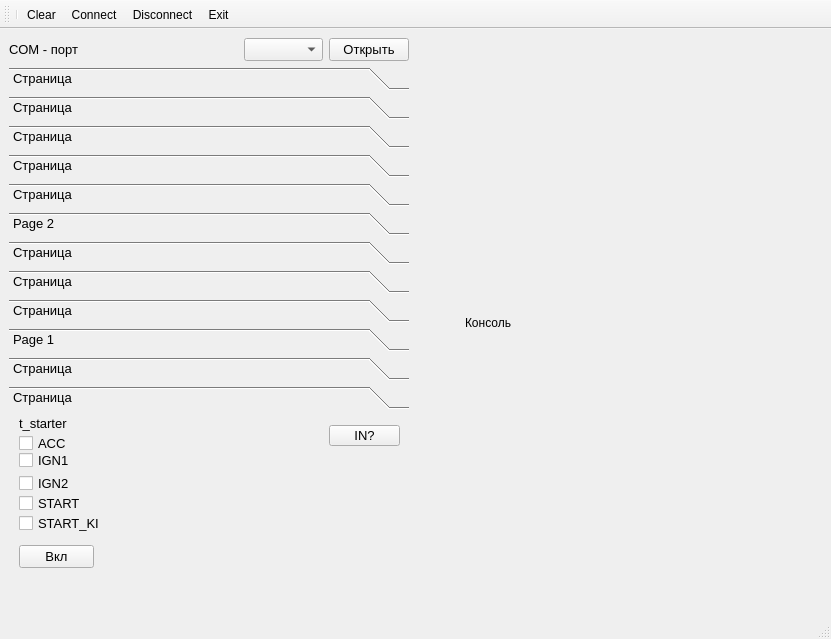
Neitron-byte/Repair, file mainwindow.ui: the form before one commit.
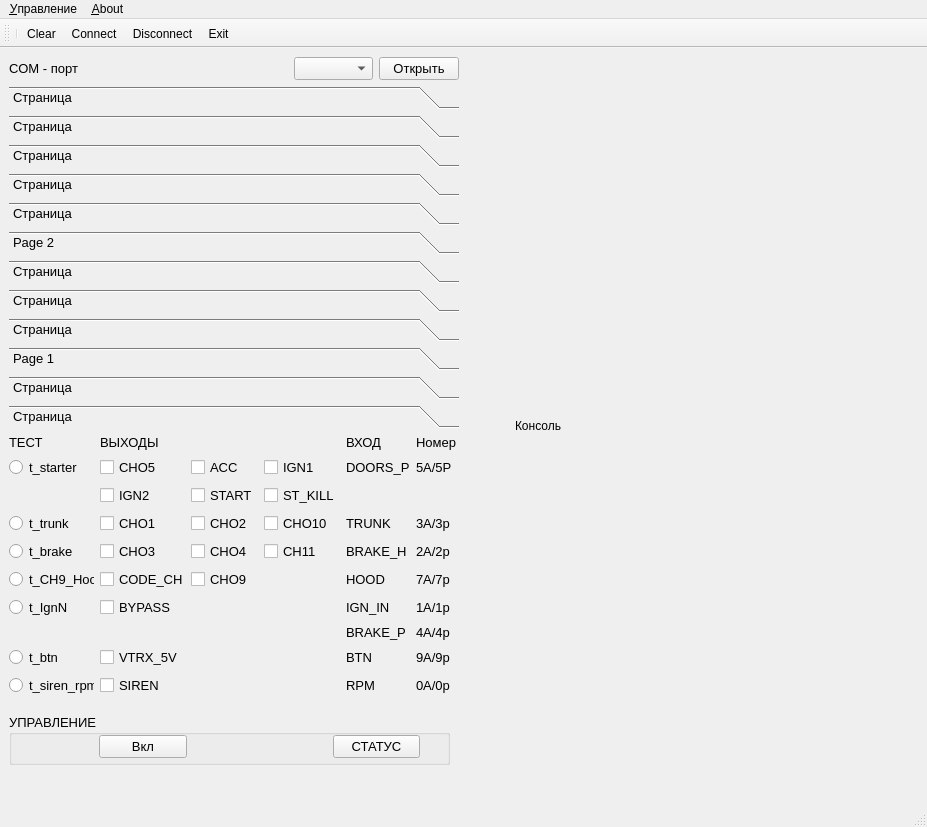
The form after the commit. The open tabs and pages were chosen to show the change. Icons and pictures are not drawn.

What changed in the file:
```diff
--- a/mainwindow.ui
+++ b/mainwindow.ui
@@ -6,8 +6,8 @@
    <rect>
     <x>0</x>
     <y>0</y>
-    <width>831</width>
-    <height>639</height>
+    <width>927</width>
+    <height>827</height>
    </rect>
   </property>
   <property name="sizePolicy">
@@ -152,8 +152,8 @@
         </property>
         <property name="minimumSize">
          <size>
-          <width>400</width>
-          <height>300</height>
+          <width>450</width>
+          <height>200</height>
          </size>
         </property>
         <property name="maximumSize">
@@ -1227,116 +1227,655 @@
           <rect>
            <x>0</x>
            <y>0</y>
-           <width>400</width>
-           <height>152</height>
+           <width>450</width>
+           <height>340</height>
           </rect>
          </property>
+         <property name="sizePolicy">
+          <sizepolicy hsizetype="Preferred" vsizetype="Expanding">
+           <horstretch>0</horstretch>
+           <verstretch>0</verstretch>
+          </sizepolicy>
+         </property>
+         <property name="minimumSize">
+          <size>
+           <width>0</width>
+           <height>300</height>
+          </size>
+         </property>
          <attribute name="label">
           <string>Страница</string>
          </attribute>
-         <widget class="QLabel" name="label_28">
+         <widget class="QGroupBox" name="groupBox">
           <property name="geometry">
            <rect>
-            <x>10</x>
+            <x>0</x>
+            <y>280</y>
+            <width>441</width>
+            <height>51</height>
+           </rect>
+          </property>
+          <property name="title">
+           <string>УПРАВЛЕНИЕ</string>
+          </property>
+          <widget class="QWidget" name="">
+           <property name="geometry">
+            <rect>
+             <x>10</x>
+             <y>20</y>
+             <width>401</width>
+             <height>26</height>
+            </rect>
+           </property>
+           <layout class="QHBoxLayout" name="horizontalLayout_31">
+            <item>
+             <spacer name="horizontalSpacer_14">
+              <property name="orientation">
+               <enum>Qt::Horizontal</enum>
+              </property>
+              <property name="sizeType">
+               <enum>QSizePolicy::Preferred</enum>
+              </property>
+              <property name="sizeHint" stdset="0">
+               <size>
+                <width>80</width>
+                <height>20</height>
+               </size>
+              </property>
+             </spacer>
+            </item>
+            <item>
+             <widget class="QPushButton" name="pushButton_ON">
+              <property name="text">
+               <string>Вкл</string>
+              </property>
+             </widget>
+            </item>
+            <item>
+             <spacer name="horizontalSpacer_13">
+              <property name="orientation">
+               <enum>Qt::Horizontal</enum>
+              </property>
+              <property name="sizeType">
+               <enum>QSizePolicy::Fixed</enum>
+              </property>
+              <property name="sizeHint" stdset="0">
+               <size>
+                <width>140</width>
+                <height>20</height>
+               </size>
+              </property>
+             </spacer>
+            </item>
+            <item>
+             <widget class="QPushButton" name="pushButton_IN">
+              <property name="text">
+               <string>СТАТУС</string>
+              </property>
+             </widget>
+            </item>
+           </layout>
+          </widget>
+         </widget>
+         <widget class="QWidget" name="">
+          <property name="geometry">
+           <rect>
+            <x>0</x>
             <y>0</y>
-            <width>61</width>
-            <height>16</height>
+            <width>447</width>
+            <height>272</height>
            </rect>
           </property>
-          <property name="text">
-           <string>t_starter</string>
-          </property>
-         </widget>
-         <widget class="QPushButton" name="pushButton_IN">
-          <property name="geometry">
-           <rect>
-            <x>320</x>
-            <y>10</y>
-            <width>71</width>
-            <height>21</height>
-           </rect>
-          </property>
-          <property name="text">
-           <string>IN?</string>
-          </property>
-         </widget>
-         <widget class="QCheckBox" name="checkBox_23">
-          <property name="geometry">
-           <rect>
-            <x>10</x>
-            <y>20</y>
-            <width>70</width>
-            <height>17</height>
-           </rect>
-          </property>
-          <property name="text">
-           <string>ACC</string>
-          </property>
-         </widget>
-         <widget class="QCheckBox" name="checkBox_24">
-          <property name="geometry">
-           <rect>
-            <x>10</x>
-            <y>30</y>
-            <width>70</width>
-            <height>31</height>
-           </rect>
-          </property>
-          <property name="text">
-           <string>IGN1</string>
-          </property>
-         </widget>
-         <widget class="QCheckBox" name="checkBox_25">
-          <property name="geometry">
-           <rect>
-            <x>10</x>
-            <y>60</y>
-            <width>70</width>
-            <height>17</height>
-           </rect>
-          </property>
-          <property name="text">
-           <string>IGN2</string>
-          </property>
-         </widget>
-         <widget class="QCheckBox" name="checkBox_31">
-          <property name="geometry">
-           <rect>
-            <x>10</x>
-            <y>80</y>
-            <width>70</width>
-            <height>17</height>
-           </rect>
-          </property>
-          <property name="text">
-           <string>START</string>
-          </property>
-         </widget>
-         <widget class="QCheckBox" name="checkBox_32">
-          <property name="geometry">
-           <rect>
-            <x>10</x>
-            <y>100</y>
-            <width>81</width>
-            <height>17</height>
-           </rect>
-          </property>
-          <property name="text">
-           <string>START_KILL</string>
-          </property>
-         </widget>
-         <widget class="QPushButton" name="pushButton_ON">
-          <property name="geometry">
-           <rect>
-            <x>10</x>
-            <y>130</y>
-            <width>75</width>
-            <height>23</height>
-           </rect>
-          </property>
-          <property name="text">
-           <string>Вкл</string>
-          </property>
+          <layout class="QGridLayout" name="gridLayout_2">
+           <item row="0" column="5">
+            <widget class="QLabel" name="label_42">
+             <property name="sizePolicy">
+              <sizepolicy hsizetype="Preferred" vsizetype="Fixed">
+               <horstretch>0</horstretch>
+               <verstretch>0</verstretch>
+              </sizepolicy>
+             </property>
+             <property name="minimumSize">
+              <size>
+               <width>0</width>
+               <height>10</height>
+              </size>
+             </property>
+             <property name="text">
+              <string>Номер</string>
+             </property>
+            </widget>
+           </item>
+           <item row="8" column="4">
+            <widget class="QLabel" name="label_54">
+             <property name="sizePolicy">
+              <sizepolicy hsizetype="Preferred" vsizetype="Fixed">
+               <horstretch>0</horstretch>
+               <verstretch>0</verstretch>
+              </sizepolicy>
+             </property>
+             <property name="minimumSize">
+              <size>
+               <width>0</width>
+               <height>10</height>
+              </size>
+             </property>
+             <property name="text">
+              <string>BTN</string>
+             </property>
+            </widget>
+           </item>
+           <item row="1" column="4">
+            <widget class="QLabel" name="label_41">
+             <property name="sizePolicy">
+              <sizepolicy hsizetype="Preferred" vsizetype="Fixed">
+               <horstretch>0</horstretch>
+               <verstretch>0</verstretch>
+              </sizepolicy>
+             </property>
+             <property name="minimumSize">
+              <size>
+               <width>0</width>
+               <height>10</height>
+              </size>
+             </property>
+             <property name="text">
+              <string>DOORS_P</string>
+             </property>
+            </widget>
+           </item>
+           <item row="4" column="2">
+            <widget class="QCheckBox" name="checkBox_4">
+             <property name="text">
+              <string>CHO4</string>
+             </property>
+            </widget>
+           </item>
+           <item row="1" column="3">
+            <widget class="QCheckBox" name="checkBox_24">
+             <property name="minimumSize">
+              <size>
+               <width>0</width>
+               <height>10</height>
+              </size>
+             </property>
+             <property name="text">
+              <string>IGN1</string>
+             </property>
+            </widget>
+           </item>
+           <item row="3" column="2">
+            <widget class="QCheckBox" name="checkBox_7">
+             <property name="text">
+              <string>CHO2</string>
+             </property>
+            </widget>
+           </item>
+           <item row="9" column="0">
+            <widget class="QRadioButton" name="radioButton_t_siren_rpm">
+             <property name="text">
+              <string>t_siren_rpm</string>
+             </property>
+            </widget>
+           </item>
+           <item row="1" column="0">
+            <widget class="QRadioButton" name="radioButton_t_starter">
+             <property name="text">
+              <string>t_starter</string>
+             </property>
+            </widget>
+           </item>
+           <item row="4" column="4">
+            <widget class="QLabel" name="label_46">
+             <property name="sizePolicy">
+              <sizepolicy hsizetype="Preferred" vsizetype="Fixed">
+               <horstretch>0</horstretch>
+               <verstretch>0</verstretch>
+              </sizepolicy>
+             </property>
+             <property name="minimumSize">
+              <size>
+               <width>0</width>
+               <height>10</height>
+              </size>
+             </property>
+             <property name="text">
+              <string>BRAKE_H</string>
+             </property>
+            </widget>
+           </item>
+           <item row="5" column="0">
+            <widget class="QRadioButton" name="radioButton_t_CH9_hood">
+             <property name="text">
+              <string>t_CH9_Hood</string>
+             </property>
+            </widget>
+           </item>
+           <item row="2" column="2">
+            <widget class="QCheckBox" name="checkBox_31">
+             <property name="text">
+              <string>START</string>
+             </property>
+            </widget>
+           </item>
+           <item row="8" column="1">
+            <widget class="QCheckBox" name="checkBox_34">
+             <property name="text">
+              <string>VTRX_5V</string>
+             </property>
+            </widget>
+           </item>
+           <item row="4" column="3">
+            <widget class="QCheckBox" name="checkBox_17">
+             <property name="minimumSize">
+              <size>
+               <width>0</width>
+               <height>10</height>
+              </size>
+             </property>
+             <property name="text">
+              <string>CH11</string>
+             </property>
+            </widget>
+           </item>
+           <item row="3" column="5">
+            <widget class="QLabel" name="label_45">
+             <property name="sizePolicy">
+              <sizepolicy hsizetype="Preferred" vsizetype="Fixed">
+               <horstretch>0</horstretch>
+               <verstretch>0</verstretch>
+              </sizepolicy>
+             </property>
+             <property name="minimumSize">
+              <size>
+               <width>0</width>
+               <height>10</height>
+              </size>
+             </property>
+             <property name="text">
+              <string>3A/3p</string>
+             </property>
+            </widget>
+           </item>
+           <item row="6" column="4">
+            <widget class="QLabel" name="label_50">
+             <property name="sizePolicy">
+              <sizepolicy hsizetype="Preferred" vsizetype="Fixed">
+               <horstretch>0</horstretch>
+               <verstretch>0</verstretch>
+              </sizepolicy>
+             </property>
+             <property name="minimumSize">
+              <size>
+               <width>0</width>
+               <height>10</height>
+              </size>
+             </property>
+             <property name="text">
+              <string>IGN_IN</string>
+             </property>
+            </widget>
+           </item>
+           <item row="1" column="1">
+            <widget class="QCheckBox" name="checkBox_0">
+             <property name="text">
+              <string>CHO5</string>
+             </property>
+            </widget>
+           </item>
+           <item row="3" column="4">
+            <widget class="QLabel" name="label_44">
+             <property name="sizePolicy">
+              <sizepolicy hsizetype="Preferred" vsizetype="Fixed">
+               <horstretch>0</horstretch>
+               <verstretch>0</verstretch>
+              </sizepolicy>
+             </property>
+             <property name="minimumSize">
+              <size>
+               <width>0</width>
+               <height>10</height>
+              </size>
+             </property>
+             <property name="text">
+              <string>TRUNK</string>
+             </property>
+            </widget>
+           </item>
+           <item row="6" column="1">
+            <widget class="QCheckBox" name="checkBox_BYPASS">
+             <property name="text">
+              <string>BYPASS</string>
+             </property>
+            </widget>
+           </item>
+           <item row="4" column="1">
+            <widget class="QCheckBox" name="checkBox_3">
+             <property name="text">
+              <string>CHO3</string>
+             </property>
+            </widget>
+           </item>
+           <item row="7" column="5">
+            <widget class="QLabel" name="label_53">
+             <property name="sizePolicy">
+              <sizepolicy hsizetype="Preferred" vsizetype="Fixed">
+               <horstretch>0</horstretch>
+               <verstretch>0</verstretch>
+              </sizepolicy>
+             </property>
+             <property name="minimumSize">
+              <size>
+               <width>0</width>
+               <height>10</height>
+              </size>
+             </property>
+             <property name="text">
+              <string>4A/4p</string>
+             </property>
+            </widget>
+           </item>
+           <item row="1" column="2">
+            <widget class="QCheckBox" name="checkBox_23">
+             <property name="text">
+              <string>ACC</string>
+             </property>
+            </widget>
+           </item>
+           <item row="3" column="1">
+            <widget class="QCheckBox" name="checkBox_6">
+             <property name="text">
+              <string>CHO1</string>
+             </property>
+            </widget>
+           </item>
+           <item row="7" column="4">
+            <widget class="QLabel" name="label_51">
+             <property name="sizePolicy">
+              <sizepolicy hsizetype="Preferred" vsizetype="Fixed">
+               <horstretch>0</horstretch>
+               <verstretch>0</verstretch>
+              </sizepolicy>
+             </property>
+             <property name="minimumSize">
+              <size>
+               <width>0</width>
+               <height>10</height>
+              </size>
+             </property>
+             <property name="text">
+              <string>BRAKE_P</string>
+             </property>
+            </widget>
+           </item>
+           <item row="5" column="1">
+            <widget class="QCheckBox" name="checkBox_CH">
+             <property name="text">
+              <string>CODE_CH</string>
+             </property>
+            </widget>
+           </item>
+           <item row="2" column="3">
+            <widget class="QCheckBox" name="checkBox_32">
+             <property name="minimumSize">
+              <size>
+               <width>0</width>
+               <height>10</height>
+              </size>
+             </property>
+             <property name="text">
+              <string>ST_KILL</string>
+             </property>
+            </widget>
+           </item>
+           <item row="9" column="1">
+            <widget class="QCheckBox" name="checkBox_5">
+             <property name="text">
+              <string>SIREN</string>
+             </property>
+            </widget>
+           </item>
+           <item row="9" column="4">
+            <widget class="QLabel" name="label_56">
+             <property name="sizePolicy">
+              <sizepolicy hsizetype="Preferred" vsizetype="Fixed">
+               <horstretch>0</horstretch>
+               <verstretch>0</verstretch>
+              </sizepolicy>
+             </property>
+             <property name="minimumSize">
+              <size>
+               <width>0</width>
+               <height>10</height>
+              </size>
+             </property>
+             <property name="text">
+              <string>RPM</string>
+             </property>
+            </widget>
+           </item>
+           <item row="1" column="5">
+            <widget class="QLabel" name="label_43">
+             <property name="sizePolicy">
+              <sizepolicy hsizetype="Preferred" vsizetype="Fixed">
+               <horstretch>0</horstretch>
+               <verstretch>0</verstretch>
+              </sizepolicy>
+             </property>
+             <property name="minimumSize">
+              <size>
+               <width>0</width>
+               <height>10</height>
+              </size>
+             </property>
+             <property name="text">
+              <string>5A/5P</string>
+             </property>
+            </widget>
+           </item>
+           <item row="6" column="5">
+            <widget class="QLabel" name="label_52">
+             <property name="sizePolicy">
+              <sizepolicy hsizetype="Preferred" vsizetype="Fixed">
+               <horstretch>0</horstretch>
+               <verstretch>0</verstretch>
+              </sizepolicy>
+             </property>
+             <property name="minimumSize">
+              <size>
+               <width>0</width>
+               <height>10</height>
+              </size>
+             </property>
+             <property name="text">
+              <string>1A/1p</string>
+             </property>
+            </widget>
+           </item>
+           <item row="0" column="1">
+            <widget class="QLabel" name="label_38">
+             <property name="text">
+              <string>ВЫХОДЫ</string>
+             </property>
+            </widget>
+           </item>
+           <item row="0" column="0">
+            <widget class="QLabel" name="label_40">
+             <property name="text">
+              <string>ТЕСТ</string>
+             </property>
+            </widget>
+           </item>
+           <item row="2" column="1">
+            <widget class="QCheckBox" name="checkBox_25">
+             <property name="text">
+              <string>IGN2</string>
+             </property>
+            </widget>
+           </item>
+           <item row="5" column="2">
+            <widget class="QCheckBox" name="checkBox_9">
+             <property name="text">
+              <string>CHO9</string>
+             </property>
+            </widget>
+           </item>
+           <item row="4" column="0">
+            <widget class="QRadioButton" name="radioButton_t_brake">
+             <property name="text">
+              <string>t_brake</string>
+             </property>
+            </widget>
+           </item>
+           <item row="4" column="5">
+            <widget class="QLabel" name="label_47">
+             <property name="sizePolicy">
+              <sizepolicy hsizetype="Preferred" vsizetype="Fixed">
+               <horstretch>0</horstretch>
+               <verstretch>0</verstretch>
+              </sizepolicy>
+             </property>
+             <property name="minimumSize">
+              <size>
+               <width>0</width>
+               <height>10</height>
+              </size>
+             </property>
+             <property name="text">
+              <string>2A/2p</string>
+             </property>
+            </widget>
+           </item>
+           <item row="8" column="0">
+            <widget class="QRadioButton" name="radioButton_t_btn">
+             <property name="text">
+              <string>t_btn</string>
+             </property>
+            </widget>
+           </item>
+           <item row="0" column="4">
+            <widget class="QLabel" name="label_39">
+             <property name="sizePolicy">
+              <sizepolicy hsizetype="Preferred" vsizetype="Fixed">
+               <horstretch>0</horstretch>
+               <verstretch>0</verstretch>
+              </sizepolicy>
+             </property>
+             <property name="minimumSize">
+              <size>
+               <width>0</width>
+               <height>10</height>
+              </size>
+             </property>
+             <property name="text">
+              <string>ВХОД</string>
+             </property>
+            </widget>
+           </item>
+           <item row="5" column="5">
+            <widget class="QLabel" name="label_49">
+             <property name="sizePolicy">
+              <sizepolicy hsizetype="Preferred" vsizetype="Fixed">
+               <horstretch>0</horstretch>
+               <verstretch>0</verstretch>
+              </sizepolicy>
+             </property>
+             <property name="minimumSize">
+              <size>
+               <width>0</width>
+               <height>10</height>
+              </size>
+             </property>
+             <property name="text">
+              <string>7A/7p</string>
+             </property>
+            </widget>
+           </item>
+           <item row="3" column="3">
+            <widget class="QCheckBox" name="checkBox_8">
+             <property name="minimumSize">
+              <size>
+               <width>0</width>
+               <height>10</height>
+              </size>
+             </property>
+             <property name="text">
+              <string>CHO10</string>
+             </property>
+            </widget>
+           </item>
+           <item row="8" column="5">
+            <widget class="QLabel" name="label_55">
+             <property name="sizePolicy">
+              <sizepolicy hsizetype="Preferred" vsizetype="Fixed">
+               <horstretch>0</horstretch>
+               <verstretch>0</verstretch>
+              </sizepolicy>
+             </property>
+             <property name="minimumSize">
+              <size>
+               <width>0</width>
+               <height>10</height>
+              </size>
+             </property>
+             <property name="text">
+              <string>9A/9p</string>
+             </property>
+            </widget>
+           </item>
+           <item row="9" column="5">
+            <widget class="QLabel" name="label_57">
+             <property name="sizePolicy">
+              <sizepolicy hsizetype="Preferred" vsizetype="Fixed">
+               <horstretch>0</horstretch>
+               <verstretch>0</verstretch>
+              </sizepolicy>
+             </property>
+             <property name="minimumSize">
+              <size>
+               <width>0</width>
+               <height>10</height>
+              </size>
+             </property>
+             <property name="text">
+              <string>0A/0p</string>
+             </property>
+            </widget>
+           </item>
+           <item row="3" column="0">
+            <widget class="QRadioButton" name="radioButton_t_trunk">
+             <property name="text">
+              <string>t_trunk</string>
+             </property>
+            </widget>
+           </item>
+           <item row="5" column="4">
+            <widget class="QLabel" name="label_48">
+             <property name="sizePolicy">
+              <sizepolicy hsizetype="Preferred" vsizetype="Fixed">
+               <horstretch>0</horstretch>
+               <verstretch>0</verstretch>
+              </sizepolicy>
+             </property>
+             <property name="minimumSize">
+              <size>
+               <width>0</width>
+               <height>10</height>
+              </size>
+             </property>
+             <property name="text">
+              <string>HOOD</string>
+             </property>
+            </widget>
+           </item>
+           <item row="6" column="0">
+            <widget class="QRadioButton" name="radioButton_t_IgnN">
+             <property name="text">
+              <string>t_IgnN</string>
+             </property>
+            </widget>
+           </item>
+          </layout>
          </widget>
         </widget>
        </widget>
@@ -1353,13 +1892,29 @@
     <rect>
      <x>0</x>
      <y>0</y>
-     <width>831</width>
+     <width>927</width>
      <height>21</height>
     </rect>
    </property>
    <property name="defaultUp">
     <bool>false</bool>
    </property>
+   <widget class="QMenu" name="menu_About">
+    <property name="title">
+     <string>&amp;Управление</string>
+    </property>
+    <addaction name="action_New_connection"/>
+    <addaction name="actionDisconnect"/>
+    <addaction name="actionClose"/>
+   </widget>
+   <widget class="QMenu" name="menu_About_2">
+    <property name="title">
+     <string>&amp;About</string>
+    </property>
+    <addaction name="action_About"/>
+   </widget>
+   <addaction name="menu_About"/>
+   <addaction name="menu_About_2"/>
   </widget>
   <widget class="QStatusBar" name="statusbar"/>
   <widget class="QToolBar" name="toolBar">
```
Left out of the diff: 448 changed lines with no effect on the pictures.
